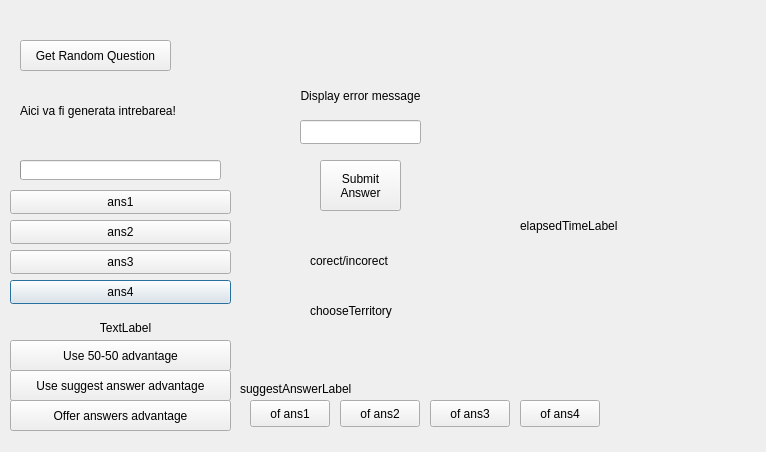
First picture: the form in Triviador/Triviador/GameElementsGenerator.ui, repository AndreiAndreea/TriviadorMCpp, before the edit.
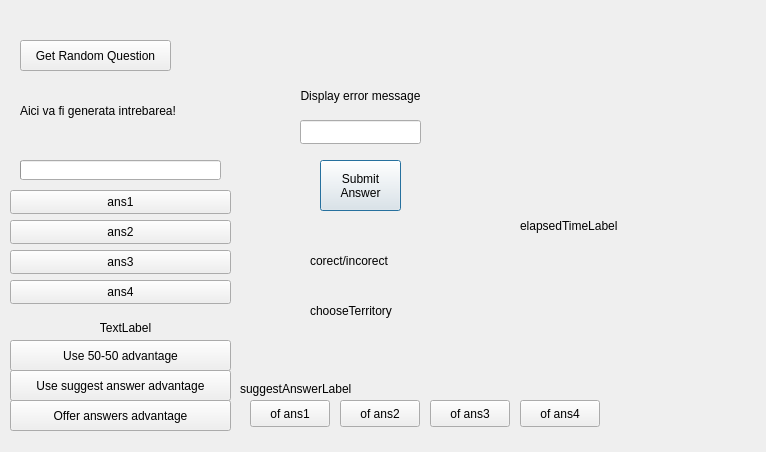
Second picture: the form after the edit.

Commit message: Added functionality for when the Connect button is pressed to check if the connection to the server is viable, if so a proper message will be shown. Added functionality for the connectButton, the submitAnswerButton, the loginPushButton, the singUpButton, the submitDataPushButton to be automatically triggered when Enter key is pressed. An user can only use one type of advantage at a time, the other one being disabled, when timer is up the advantages cant be selected anymore(implemented only for singleChoiceQ).

The edit to the form file:
```diff
--- a/Triviador/Triviador/GameElementsGenerator.ui
+++ b/Triviador/Triviador/GameElementsGenerator.ui
@@ -145,6 +145,9 @@
     <string>Submit
 Answer</string>
    </property>
+   <property name="default">
+    <bool>true</bool>
+   </property>
   </widget>
   <widget class="QLabel" name="checkAnswerSelection">
    <property name="geometry">
```
The commit also changes 6 other files.
